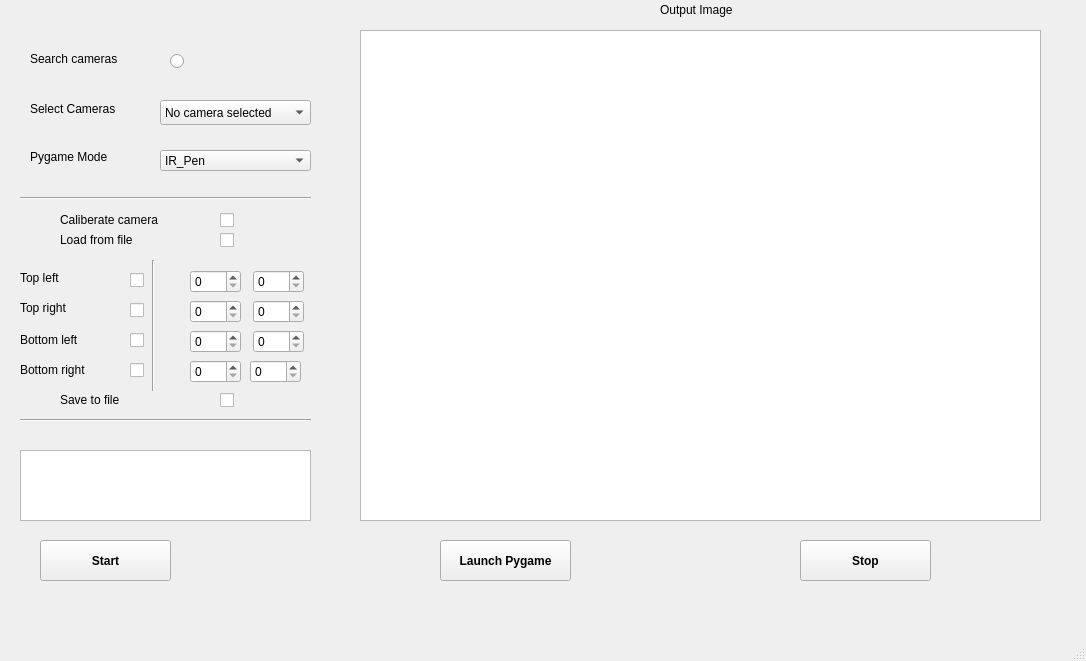
Old version of the form main.ui in the repository ja-ri/capstone.
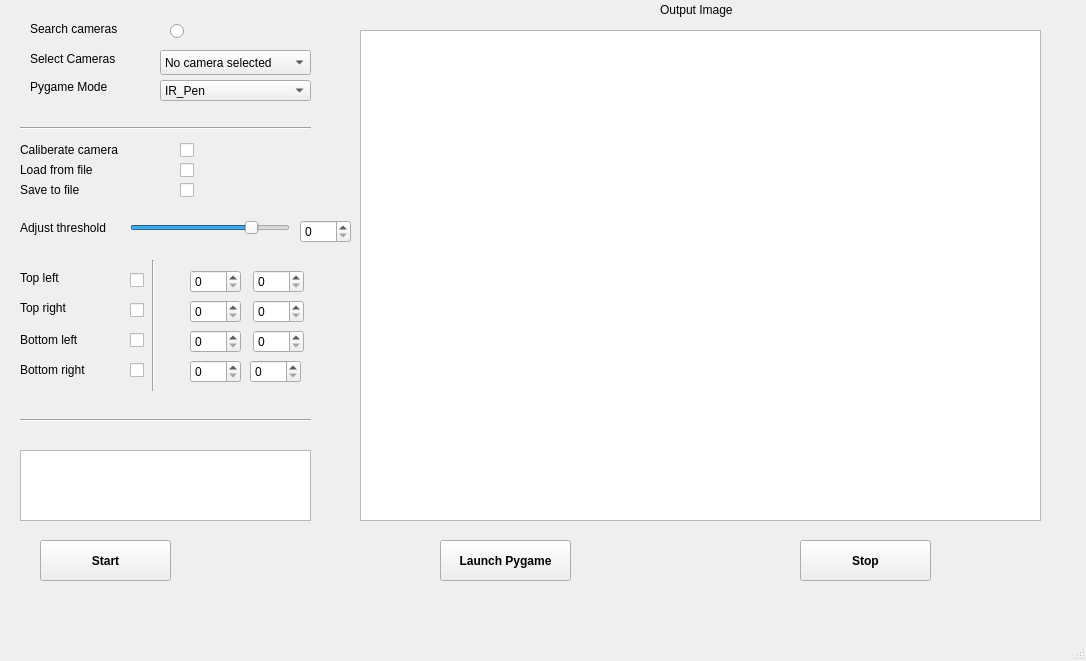
New version of the form.

What changed in the file:
```diff
--- a/main.ui
+++ b/main.ui
@@ -21,7 +21,7 @@
     <property name="geometry">
      <rect>
       <x>30</x>
-      <y>50</y>
+      <y>20</y>
       <width>121</width>
       <height>17</height>
      </rect>
@@ -34,7 +34,7 @@
     <property name="geometry">
      <rect>
       <x>170</x>
-      <y>50</y>
+      <y>20</y>
       <width>16</width>
       <height>23</height>
      </rect>
@@ -53,7 +53,7 @@
     <property name="geometry">
      <rect>
       <x>30</x>
-      <y>100</y>
+      <y>50</y>
       <width>111</width>
       <height>17</height>
      </rect>
@@ -66,7 +66,7 @@
     <property name="geometry">
      <rect>
       <x>160</x>
-      <y>100</y>
+      <y>50</y>
       <width>151</width>
       <height>25</height>
      </rect>
@@ -80,8 +80,8 @@
    <widget class="QLabel" name="label_3">
     <property name="geometry">
      <rect>
-      <x>60</x>
-      <y>210</y>
+      <x>20</x>
+      <y>140</y>
       <width>141</width>
       <height>20</height>
      </rect>
@@ -186,7 +186,7 @@
     <property name="geometry">
      <rect>
       <x>30</x>
-      <y>146</y>
+      <y>76</y>
       <width>101</width>
       <height>21</height>
      </rect>
@@ -199,7 +199,7 @@
     <property name="geometry">
      <rect>
       <x>160</x>
-      <y>150</y>
+      <y>80</y>
       <width>151</width>
       <height>21</height>
      </rect>
@@ -223,8 +223,8 @@
    <widget class="QCheckBox" name="caliberate_checkBox">
     <property name="geometry">
      <rect>
-      <x>220</x>
-      <y>210</y>
+      <x>180</x>
+      <y>140</y>
       <width>16</width>
       <height>20</height>
      </rect>
@@ -302,7 +302,7 @@
     <property name="geometry">
      <rect>
       <x>20</x>
-      <y>190</y>
+      <y>120</y>
       <width>291</width>
       <height>16</height>
      </rect>
@@ -437,8 +437,8 @@
    <widget class="QLabel" name="label_9">
     <property name="geometry">
      <rect>
-      <x>60</x>
-      <y>230</y>
+      <x>20</x>
+      <y>160</y>
       <width>141</width>
       <height>20</height>
      </rect>
@@ -450,8 +450,8 @@
    <widget class="QCheckBox" name="caliberate_load">
     <property name="geometry">
      <rect>
-      <x>220</x>
-      <y>230</y>
+      <x>180</x>
+      <y>160</y>
       <width>16</width>
       <height>20</height>
      </rect>
@@ -515,8 +515,8 @@
    <widget class="QLabel" name="label_10">
     <property name="geometry">
      <rect>
-      <x>60</x>
-      <y>390</y>
+      <x>20</x>
+      <y>180</y>
       <width>141</width>
       <height>20</height>
      </rect>
@@ -528,8 +528,8 @@
    <widget class="QCheckBox" name="caliberate_save">
     <property name="geometry">
      <rect>
-      <x>220</x>
-      <y>390</y>
+      <x>180</x>
+      <y>180</y>
       <width>16</width>
       <height>20</height>
      </rect>
@@ -538,6 +538,51 @@
      <string/>
     </property>
    </widget>
+   <widget class="QLabel" name="label_11">
+    <property name="geometry">
+     <rect>
+      <x>20</x>
+      <y>220</y>
+      <width>101</width>
+      <height>16</height>
+     </rect>
+    </property>
+    <property name="text">
+     <string>Adjust threshold</string>
+    </property>
+   </widget>
+   <widget class="QSlider" name="horizontalSlider">
+    <property name="geometry">
+     <rect>
+      <x>130</x>
+      <y>220</y>
+      <width>160</width>
+      <height>16</height>
+     </rect>
+    </property>
+    <property name="maximum">
+     <number>255</number>
+    </property>
+    <property name="value">
+     <number>200</number>
+    </property>
+    <property name="orientation">
+     <enum>Qt::Horizontal</enum>
+    </property>
+   </widget>
+   <widget class="QSpinBox" name="slider_box">
+    <property name="geometry">
+     <rect>
+      <x>300</x>
+      <y>220</y>
+      <width>51</width>
+      <height>23</height>
+     </rect>
+    </property>
+    <property name="maximum">
+     <number>1000</number>
+    </property>
+   </widget>
   </widget>
   <widget class="QMenuBar" name="menubar">
    <property name="geometry">
```
Left out of the diff: 5 changed lines with no effect on the pictures.
